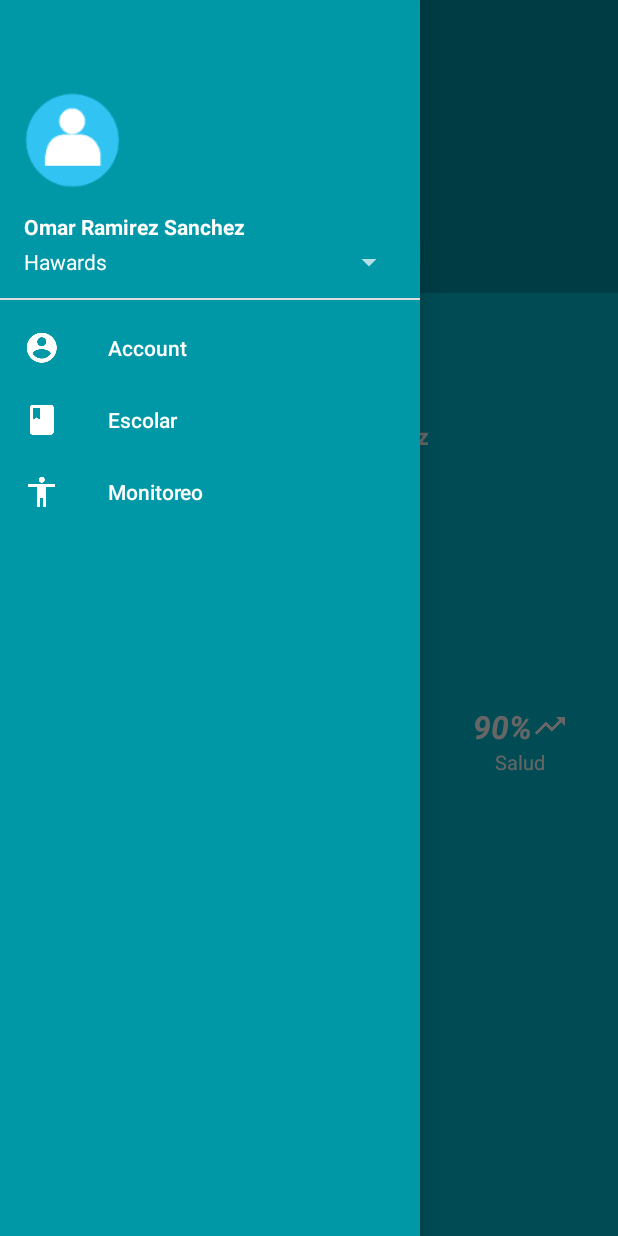
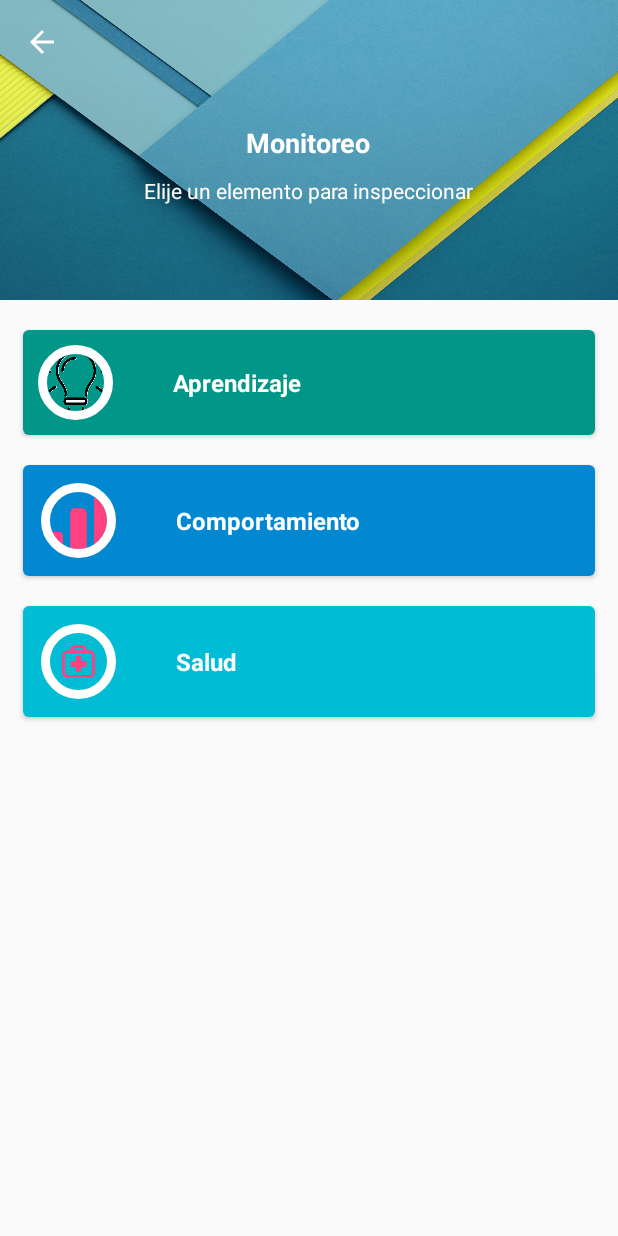
Before and after one commit to kenMarquez/HackCancun, an Android app: the MainActivity screen opened directly, with no data from a screen before it, in the side drawer, after a tap on "Monitoreo", on a phone screen of 412 x 824 dp. Run offline under Robolectric (Android 15) with nearby library versions, the phone set to English and light mode, and no system bars; our stand-ins replace ButterKnife, CircleImageView.

Commit message:
add reportes section

```diff
--- a/app/build.gradle
+++ b/app/build.gradle
@@ -47,14 +47,15 @@ dependencies {
     compile fileTree(include: ['*.jar'], dir: 'libs')
     testCompile 'junit:junit:4.12'
     apt 'com.jakewharton:butterknife-compiler:8.1.0'
+    //    compile 'com.firebase:firebase-client-android:2.5.2.+'
     compile 'com.android.support:appcompat-v7:23.4.0'
     compile 'com.jakewharton:butterknife:8.1.0'
     compile 'io.reactivex:rxandroid:1.2.1'
     compile 'io.reactivex:rxjava:1.1.6'
     compile 'com.android.support:design:23.4.0'
-    //    compile 'com.firebase:firebase-client-android:2.5.2.+'
     compile 'com.google.firebase:firebase-database:9.0.2'
     compile 'de.hdodenhof:circleimageview:2.0.0'
     compile 'com.android.support:support-v4:23.4.0'
     compile 'com.android.support:cardview-v7:23.4.0'
+    compile 'com.github.sundeepk:compact-calendar-view:1.8.4'
 }
--- a/app/src/main/AndroidManifest.xml
+++ b/app/src/main/AndroidManifest.xml
@@ -27,6 +27,9 @@
             android:theme="@style/SplashTheme" />
         <activity
             android:name=".ui.activities.EscolarActivity"
+            android:theme="@style/AppTheme.NoActionBar" />
+        <activity
+            android:name=".ui.activities.ReportesActivity"
             android:theme="@style/AppTheme.NoActionBar"></activity>
     </application>
 
--- a/app/src/main/java/com/ken/hackcancun/ui/activities/EscolarActivity.java
+++ b/app/src/main/java/com/ken/hackcancun/ui/activities/EscolarActivity.java
@@ -13,7 +13,9 @@ import android.view.MenuItem;
 import android.widget.TextView;
 
 import com.ken.hackcancun.R;
+import com.ken.hackcancun.ui.fragments.CalendarFragment;
 import com.ken.hackcancun.ui.fragments.GeneralFragment;
+import com.ken.hackcancun.ui.fragments.TareasFragment;
 
 import java.util.ArrayList;
 import java.util.List;
@@ -65,8 +67,8 @@ public class EscolarActivity extends AppCompatActivity {
     private void setupViewPager(ViewPager viewPager) {
         ViewPagerAdapter adapter = new ViewPagerAdapter(getSupportFragmentManager());
         adapter.addFragment(GeneralFragment.newInstance(), "General");
-        adapter.addFragment(GeneralFragment.newInstance(), "Tareas");
-        adapter.addFragment(GeneralFragment.newInstance(), "Calendario");
+        adapter.addFragment(TareasFragment.newInstance(), "Homeworks");
+        adapter.addFragment(CalendarFragment.newInstance(), "Calendar");
         viewPager.setAdapter(adapter);
     }
 
--- a/app/src/main/java/com/ken/hackcancun/ui/activities/MainActivity.java
+++ b/app/src/main/java/com/ken/hackcancun/ui/activities/MainActivity.java
@@ -12,6 +12,7 @@ import android.support.v7.app.ActionBarDrawerToggle;
 import android.support.v7.app.AppCompatActivity;
 import android.os.Bundle;
 import android.support.v7.widget.Toolbar;
+import android.view.Gravity;
 import android.view.MenuItem;
 
 import com.ken.hackcancun.R;
@@ -53,7 +54,7 @@ public class MainActivity extends AppCompatActivity implements NavigationView.On
         if (actionBar != null) {
             actionBar.setHomeButtonEnabled(true);
             actionBar.setDisplayShowTitleEnabled(true);
-            actionBar.setTitle("Escolar");
+            actionBar.setTitle("");
             actionBar.setDisplayHomeAsUpEnabled(true);
         }
 
@@ -77,11 +78,14 @@ public class MainActivity extends AppCompatActivity implements NavigationView.On
     @Override
     public boolean onNavigationItemSelected(MenuItem item) {
         switch (item.getItemId()) {
+            case R.id.nav_account:
+                mDrawerLayout.closeDrawer(Gravity.LEFT);
+                break;
             case R.id.nav_escolar:
                 startActivity(new Intent(this, EscolarActivity.class));
                 break;
             case R.id.nav_monitoreo:
-
+                startActivity(new Intent(this, ReportesActivity.class));
                 break;
 
         }
--- /dev/null
+++ b/app/src/main/java/com/ken/hackcancun/ui/activities/ReportesActivity.java
@@ -0,0 +1,35 @@
+package com.ken.hackcancun.ui.activities;
+
+import android.support.v7.app.ActionBar;
+import android.support.v7.app.AppCompatActivity;
+import android.os.Bundle;
+import android.support.v7.widget.Toolbar;
+import android.view.MenuItem;
+
+import com.ken.hackcancun.R;
+
+public class ReportesActivity extends AppCompatActivity {
+
+    @Override
+    protected void onCreate(Bundle savedInstanceState) {
+        super.onCreate(savedInstanceState);
+        setContentView(R.layout.activity_reportes);
+
+        Toolbar toolbar = (Toolbar) findViewById(R.id.toolbar);
+        setSupportActionBar(toolbar);
+        final ActionBar actionBar = getSupportActionBar();
+
+        if (actionBar != null) {
+            actionBar.setHomeButtonEnabled(true);
+            actionBar.setDisplayShowTitleEnabled(true);
+            actionBar.setTitle("");
+            actionBar.setDisplayHomeAsUpEnabled(true);
+        }
+    }
+
+    @Override
+    public boolean onOptionsItemSelected(MenuItem item) {
+        if (item.getItemId() == android.R.id.home) finish();
+        return super.onOptionsItemSelected(item);
+    }
+}
--- /dev/null
+++ b/app/src/main/res/layout/activity_reportes.xml
@@ -0,0 +1,217 @@
+<?xml version="1.0" encoding="utf-8"?>
+<LinearLayout xmlns:android="http://schemas.android.com/apk/res/android"
+    xmlns:app="http://schemas.android.com/apk/res-auto"
+    xmlns:tools="http://schemas.android.com/tools"
+    android:layout_width="match_parent"
+    android:layout_height="match_parent"
+    android:orientation="vertical"
+    tools:context="com.ken.hackcancun.ui.activities.ReportesActivity">
+
+
+    <android.support.design.widget.AppBarLayout
+        android:id="@+id/app_bar_layout"
+        android:layout_width="match_parent"
+        android:layout_height="200dp"
+        android:background="@mipmap/back2"
+        android:fitsSystemWindows="true"
+        android:theme="@style/ThemeOverlay.AppCompat.Dark.ActionBar">
+        <!--android:layout_height="256dp"-->
+        <!--android:layout_height="?attr/actionBarSize"-->
+
+        <android.support.design.widget.CollapsingToolbarLayout
+            android:id="@+id/collapsingToolbarLayout"
+            android:layout_width="match_parent"
+            android:layout_height="match_parent"
+            android:fitsSystemWindows="true"
+            app:layout_scrollFlags="scroll|exitUntilCollapsed"
+            app:titleEnabled="false">
+
+            <!--app:layout_scrollFlags="scroll|exitUntilCol">-->
+            <!--android:fitsSystemWindows="true"-->
+            <!--app:contentScrim="?attr/colorPrimary"-->
+            <!--app:expandedTitleMarginStart="20dp"-->
+            <!--app:layout_collapseMode="pin"-->
+            <!--app:layout_scrollFlags="scroll|exitUntilCollapsed"-->
+
+
+            <LinearLayout
+                android:layout_width="match_parent"
+                android:layout_height="wrap_content"
+                android:layout_gravity="center"
+                android:layout_marginTop="10dp"
+                android:fitsSystemWindows="true"
+
+                android:orientation="vertical"
+                app:layout_collapseMode="none">
+
+                <!--android:layout_marginBottom="30dp"-->
+
+                <TextView
+                    android:id="@+id/llenar_forma_tv_title"
+                    android:layout_width="wrap_content"
+                    android:layout_height="wrap_content"
+                    android:layout_gravity="center"
+                    android:singleLine="true"
+                    android:text="Monitoreo"
+
+                    android:textColor="#fff"
+                    android:textSize="18sp"
+                    android:textStyle="bold" />
+
+                <TextView
+                    android:layout_width="wrap_content"
+                    android:layout_height="wrap_content"
+                    android:layout_gravity="center"
+                    android:layout_marginTop="10dp"
+                    android:text="Elije un elemento para inspeccionar"
+                    android:textColor="#fff" />
+
+            </LinearLayout>
+
+
+            <android.support.v7.widget.Toolbar
+                android:id="@+id/toolbar"
+                android:layout_width="match_parent"
+                android:layout_height="?attr/actionBarSize"
+                android:theme="@style/ThemeOverlay.AppCompat.Dark.ActionBar"
+                android:transitionName="toolbar"
+                app:layout_collapseMode="pin"
+                app:popupTheme="@style/ThemeOverlay.AppCompat.Light">
+                <!--app:layout_scrollFlags="scroll|enterAlways"-->
+            </android.support.v7.widget.Toolbar>
+
+
+        </android.support.design.widget.CollapsingToolbarLayout>
+
+
+    </android.support.design.widget.AppBarLayout>
+
+    <android.support.v7.widget.CardView
+
+        android:layout_width="match_parent"
+        android:layout_height="wrap_content"
+        android:layout_marginLeft="15dp"
+        android:layout_marginRight="15dp"
+        android:layout_marginTop="20dp"
+        app:cardCornerRadius="4dp">
+
+
+        <LinearLayout
+            android:layout_width="match_parent"
+            android:layout_height="match_parent"
+            android:background="#009688"
+            android:orientation="horizontal"
+            android:padding="10dp">
+
+            <de.hdodenhof.circleimageview.CircleImageView
+                android:id="@+id/circle_image"
+                android:layout_width="50dp"
+                android:layout_height="50dp"
+                android:layout_gravity="left|center_vertical"
+                android:scaleType="centerCrop"
+                android:src="@mipmap/aprendizaje2"
+                app:civ_border_color="@android:color/white"
+                app:civ_border_width="6dp" />
+
+
+            <TextView
+                android:layout_width="wrap_content"
+                android:layout_height="wrap_content"
+                android:layout_gravity="center_vertical"
+                android:layout_marginLeft="40dp"
+                android:text="Aprendizaje"
+                android:textColor="@android:color/white"
+                android:textSize="16sp"
+                android:textStyle="bold" />
+
+        </LinearLayout>
+
+    </android.support.v7.widget.CardView>
+
+
+    <android.support.v7.widget.CardView
+
+        android:layout_width="match_parent"
+        android:layout_height="wrap_content"
+        android:layout_marginLeft="15dp"
+        android:layout_marginRight="15dp"
+        android:layout_marginTop="20dp"
+        app:cardCornerRadius="4dp">
+
+
+        <LinearLayout
+            android:layout_width="match_parent"
+            android:layout_height="match_parent"
+            android:background="#0288D1"
+            android:orientation="horizontal"
+            android:padding="12dp">
+
+            <de.hdodenhof.circleimageview.CircleImageView
+
+                android:layout_width="50dp"
+                android:layout_height="50dp"
+                android:scaleType="centerCrop"
+                android:src="@mipmap/resultados"
+                android:tint="@color/colorAccent"
+                app:civ_border_color="@android:color/white"
+                app:civ_border_width="6dp" />
+
+
+            <TextView
+                android:layout_width="wrap_content"
+                android:layout_height="wrap_content"
+                android:layout_gravity="center_vertical"
+                android:layout_marginLeft="40dp"
+                android:text="Comportamiento"
+                android:textColor="@android:color/white"
+                android:textSize="16sp"
+                android:textStyle="bold" />
+
+        </LinearLayout>
+
+    </android.support.v7.widget.CardView>
+
+    <android.support.v7.widget.CardView
+
+        android:layout_width="match_parent"
+        android:layout_height="wrap_content"
+        android:layout_marginLeft="15dp"
+        android:layout_marginRight="15dp"
+        android:layout_marginTop="20dp"
+        app:cardCornerRadius="4dp">
+
+
+        <LinearLayout
+            android:layout_width="match_parent"
+            android:layout_height="match_parent"
+            android:background="#00BCD4"
+            android:orientation="horizontal"
+            android:padding="12dp">
+
+            <de.hdodenhof.circleimageview.CircleImageView
+
+                android:layout_width="50dp"
+                android:layout_height="50dp"
+
+                android:scaleType="centerCrop"
+                android:src="@mipmap/salud"
+                android:tint="@color/colorAccent"
+                app:civ_border_color="@android:color/white"
+                app:civ_border_width="6dp" />
+
+
+            <TextView
+                android:layout_width="wrap_content"
+                android:layout_height="wrap_content"
+                android:layout_gravity="center_vertical"
+                android:layout_marginLeft="40dp"
+                android:text="Salud"
+                android:textColor="@android:color/white"
+                android:textSize="16sp"
+                android:textStyle="bold" />
+
+        </LinearLayout>
+
+    </android.support.v7.widget.CardView>
+
+</LinearLayout>
--- a/app/src/main/res/layout/fragment_general.xml
+++ b/app/src/main/res/layout/fragment_general.xml
@@ -332,5 +332,5 @@
         android:layout_margin="25dp"
         android:src="@android:drawable/ic_input_add"
         android:tint="@android:color/white"
-        app:fabsize="mini" />
+        app:fabSize="mini" />
 </LinearLayout>
--- a/app/src/main/res/layout/toolbar_formas.xml
+++ b/app/src/main/res/layout/toolbar_formas.xml
@@ -48,7 +48,7 @@
             android:layout_height="150dp"
             android:layout_gravity="center"
             android:layout_marginTop="30dp"
-            android:scaleType="centerCrop"
+
             android:src="@mipmap/cara"
             app:civ_border_color="@color/colorPrimary"
             app:civ_border_width="10dp" />
```
Also changed, not shown: app/src/main/java/com/ken/hackcancun/ui/fragments/CalendarFragment.java (added, +84 -0 lines), app/src/main/java/com/ken/hackcancun/ui/fragments/TareasFragment.java (added, +49 -0 lines), app/src/main/res/layout/fragment_calendar.xml (added, +89 -0 lines), app/src/main/res/layout/fragment_tareas.xml (added, +226 -0 lines), app/src/main/res/mipmap-xxhdpi/aprendizaje.png (added), app/src/main/res/mipmap-xxhdpi/aprendizaje2.png (added), app/src/main/res/mipmap-xxhdpi/back1.jpg (added), app/src/main/res/mipmap-xxhdpi/back2.jpg (added), app/src/main/res/mipmap-xxhdpi/resultados.png (added), app/src/main/res/mipmap-xxhdpi/salud.png (added).
